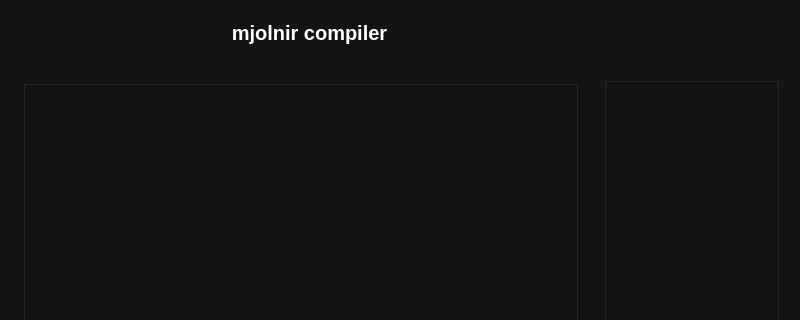
The window that views/main.ui (enajera123/mjolnir_compiler) describes before a commit, drawn with Qt 5; both pictures show x 0 to 800 and y 0 to 320 of the 800 by 600 pixel window.
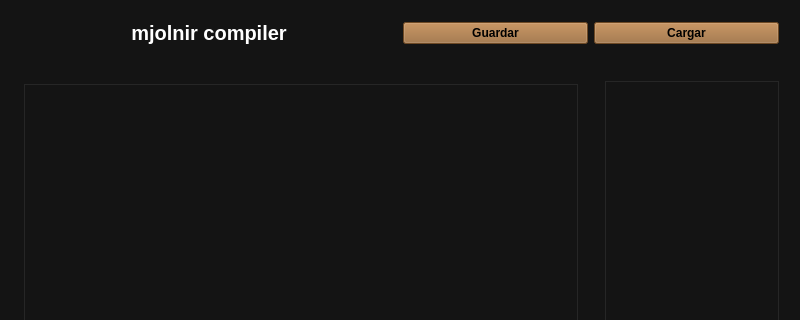
The same window after the commit.

The edit to the form file:
```diff
--- a/views/main.ui
+++ b/views/main.ui
@@ -67,7 +67,6 @@
          <property name="font">
           <font>
            <pointsize>15</pointsize>
-           <weight>75</weight>
            <bold>true</bold>
           </font>
          </property>
@@ -80,20 +79,76 @@
         </widget>
        </item>
        <item>
-        <spacer name="horizontalSpacer">
-         <property name="orientation">
-          <enum>Qt::Horizontal</enum>
-         </property>
-         <property name="sizeType">
-          <enum>QSizePolicy::Preferred</enum>
-         </property>
-         <property name="sizeHint" stdset="0">
-          <size>
-           <width>181</width>
-           <height>13</height>
-          </size>
-         </property>
-        </spacer>
+        <layout class="QHBoxLayout" name="horizontalLayout_3">
+         <item>
+          <widget class="QPushButton" name="btn_save">
+           <property name="enabled">
+            <bool>true</bool>
+           </property>
+           <property name="font">
+            <font>
+             <italic>false</italic>
+             <bold>true</bold>
+            </font>
+           </property>
+           <property name="text">
+            <string>Guardar</string>
+           </property>
+           <property name="iconSize">
+            <size>
+             <width>30</width>
+             <height>30</height>
+            </size>
+           </property>
+           <property name="autoRepeatDelay">
+            <number>300</number>
+           </property>
+           <property name="autoDefault">
+            <bool>false</bool>
+           </property>
+           <property name="default">
+            <bool>false</bool>
+           </property>
+           <property name="flat">
+            <bool>false</bool>
+           </property>
+          </widget>
+         </item>
+         <item>
+          <widget class="QPushButton" name="btn_open">
+           <property name="enabled">
+            <bool>true</bool>
+           </property>
+           <property name="font">
+            <font>
+             <italic>false</italic>
+             <bold>true</bold>
+            </font>
+           </property>
+           <property name="text">
+            <string>Cargar</string>
+           </property>
+           <property name="iconSize">
+            <size>
+             <width>30</width>
+             <height>30</height>
+            </size>
+           </property>
+           <property name="autoRepeatDelay">
+            <number>300</number>
+           </property>
+           <property name="autoDefault">
+            <bool>false</bool>
+           </property>
+           <property name="default">
+            <bool>false</bool>
+           </property>
+           <property name="flat">
+            <bool>false</bool>
+           </property>
+          </widget>
+         </item>
+        </layout>
        </item>
       </layout>
      </widget>
```
Left out of the diff: 4 changed lines with no effect on the pictures.
